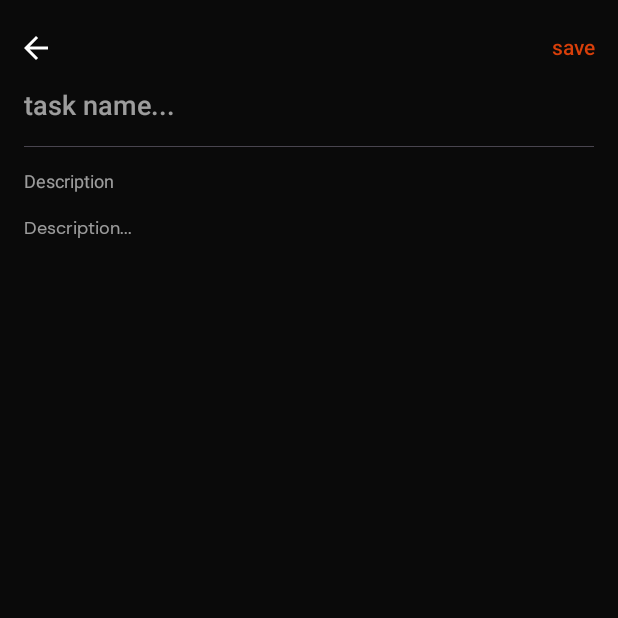
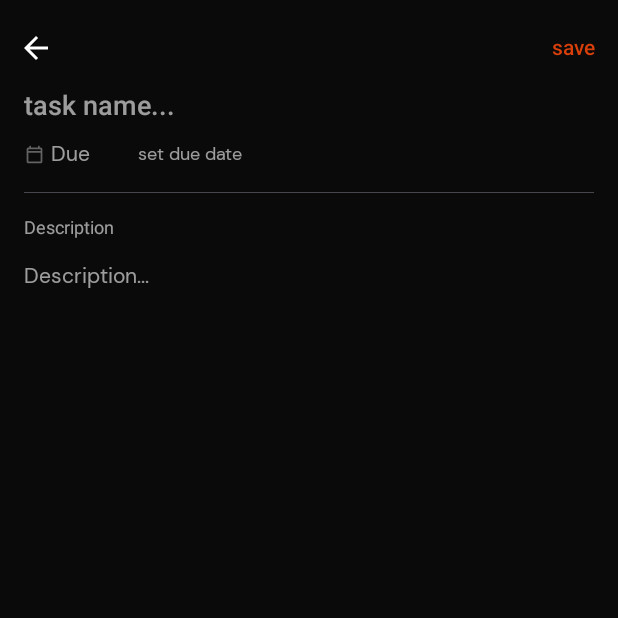
Before and after one commit to guiBrisson/tarefas-app, an Android app built with Jetpack Compose: the composable TaskRoute shown on its own in the app's theme, after a tap on "save", on a phone screen of 412 x 824 dp, the top half of it. Run offline under Robolectric (Android 15) with nearby library versions, the phone set to English and light mode, and no system bars; our stand-ins replace Dagger/Hilt's generated code, Room's generated code; 3 statements that could not run were skipped.

Commit message:
Due date task field (#1)
* Creating task field component

* Adding date time picker, and time in millis task field

* Changing 3rd party library for material 3 new date picker

* Removing time field, and updating DatePicker colors

```diff
--- a/app/src/main/java/me/brisson/tarefas/data/database/model/TaskEntity.kt
+++ b/app/src/main/java/me/brisson/tarefas/data/database/model/TaskEntity.kt
@@ -9,11 +9,13 @@ data class TaskEntity(
     @PrimaryKey
     val id: String,
     val name: String,
+    val dateTimeMillis: Long?,
     val description: String?,
 )
 
 fun TaskEntity.asExternalModel() = Task(
     id = id,
     name = name,
+    dateTimeMillis = dateTimeMillis,
     description = description
 )
--- a/app/src/main/java/me/brisson/tarefas/data/repository/TaskRepositoryImpl.kt
+++ b/app/src/main/java/me/brisson/tarefas/data/repository/TaskRepositoryImpl.kt
@@ -31,6 +31,7 @@ class TaskRepositoryImpl @Inject constructor(
     private fun Task.asEntity() = TaskEntity(
         id = id,
         name = name,
+        dateTimeMillis = dateTimeMillis,
         description = description
     )
 }
--- a/app/src/main/java/me/brisson/tarefas/domain/model/Task.kt
+++ b/app/src/main/java/me/brisson/tarefas/domain/model/Task.kt
@@ -5,12 +5,14 @@ import java.util.UUID
 data class Task(
     val id: String,
     var name: String,
+    var dateTimeMillis: Long?,
     var description: String?
 ) {
     companion object {
         fun new() = Task(
             id = UUID.randomUUID().toString(),
             name = "",
+            dateTimeMillis = null,
             description = null
         )
     }
--- /dev/null
+++ b/app/src/main/java/me/brisson/tarefas/domain/utils/TaskDateHandler.kt
@@ -0,0 +1,22 @@
+package me.brisson.tarefas.domain.utils
+
+import android.content.Context
+import java.text.SimpleDateFormat
+import java.util.Date
+
+
+class TaskDateHandler(
+    context: Context,
+    private val dateInMillis: Long?,
+) {
+    private val currentLocale = context.resources.configuration.locales[0]
+
+    fun formattedDateAndTime(): String? {
+        dateInMillis?.let {
+            val date = Date(it)
+            return SimpleDateFormat("dd, MMMM", currentLocale).format(date)
+        }
+        return null
+    }
+
+}
--- a/app/src/main/java/me/brisson/tarefas/presentation/design_system/theme/Type.kt
+++ b/app/src/main/java/me/brisson/tarefas/presentation/design_system/theme/Type.kt
@@ -27,12 +27,12 @@ val Typography = Typography(
     ),
     bodyMedium = TextStyle(
         fontFamily = DMSans,
-        fontSize = 12.sp,
+        fontSize = 14.sp,
         fontWeight = FontWeight.Normal,
     ),
     bodySmall = TextStyle(
         fontFamily = DMSans,
-        fontSize = 10.sp,
+        fontSize = 12.sp,
         fontWeight = FontWeight.Normal,
     )
 )
--- /dev/null
+++ b/app/src/main/java/me/brisson/tarefas/presentation/screens/task/TaskComponents.kt
@@ -0,0 +1,190 @@
+package me.brisson.tarefas.presentation.screens.task
+
+import androidx.compose.foundation.BorderStroke
+import androidx.compose.foundation.clickable
+import androidx.compose.foundation.interaction.MutableInteractionSource
+import androidx.compose.foundation.layout.Arrangement
+import androidx.compose.foundation.layout.Row
+import androidx.compose.foundation.layout.fillMaxWidth
+import androidx.compose.foundation.layout.size
+import androidx.compose.foundation.shape.RoundedCornerShape
+import androidx.compose.material3.Button
+import androidx.compose.material3.ButtonDefaults
+import androidx.compose.material3.DatePicker
+import androidx.compose.material3.DatePickerDefaults
+import androidx.compose.material3.DatePickerDialog
+import androidx.compose.material3.ExperimentalMaterial3Api
+import androidx.compose.material3.Icon
+import androidx.compose.material3.MaterialTheme
+import androidx.compose.material3.OutlinedButton
+import androidx.compose.material3.Text
+import androidx.compose.material3.rememberDatePickerState
+import androidx.compose.runtime.Composable
+import androidx.compose.runtime.getValue
+import androidx.compose.runtime.mutableStateOf
+import androidx.compose.runtime.remember
+import androidx.compose.runtime.setValue
+import androidx.compose.ui.Alignment
+import androidx.compose.ui.Modifier
+import androidx.compose.ui.graphics.Color
+import androidx.compose.ui.platform.LocalContext
+import androidx.compose.ui.res.painterResource
+import androidx.compose.ui.tooling.preview.Preview
+import androidx.compose.ui.unit.dp
+import me.brisson.tarefas.R
+import me.brisson.tarefas.domain.utils.TaskDateHandler
+import me.brisson.tarefas.presentation.design_system.theme.TarefasTheme
+
+
+@Composable
+fun TaskFields(
+    modifier: Modifier = Modifier,
+    dateTimeMillis: Long?,
+    onDateChanged: (timeMillis: Long) -> Unit,
+) {
+    val context = LocalContext.current
+    val dateHandler = TaskDateHandler(context, dateTimeMillis)
+    val formattedDate = dateHandler.formattedDateAndTime()
+    var showDatePicker by remember { mutableStateOf(false) }
+
+    if (showDatePicker) {
+        DialogPickerDate(
+            dateTimeMillis = dateTimeMillis,
+            onDismissRequest = { showDatePicker = false },
+            onDateChanged = onDateChanged
+        )
+    }
+
+    Row(modifier = modifier.fillMaxWidth(), verticalAlignment = Alignment.CenterVertically) {
+        Row(
+            modifier = Modifier.weight(1f),
+            horizontalArrangement = Arrangement.spacedBy(4.dp),
+            verticalAlignment = Alignment.CenterVertically,
+        ) {
+
+            Icon(
+                modifier = Modifier.size(14.dp),
+                painter = painterResource(id = R.drawable.ic_calendar),
+                contentDescription = null,
+                tint = MaterialTheme.colorScheme.onBackground.copy(alpha = 0.6f),
+            )
+
+            Text(
+                text = "Due",
+                style = MaterialTheme.typography.bodyMedium,
+                color = MaterialTheme.colorScheme.onBackground.copy(alpha = 0.6f)
+            )
+        }
+
+        Row(
+            modifier = Modifier
+                .weight(4f)
+                .clickable(
+                    interactionSource = MutableInteractionSource(),
+                    indication = null,
+                    onClick = { showDatePicker = true }
+                ),
+            horizontalArrangement = Arrangement.spacedBy(4.dp),
+            verticalAlignment = Alignment.CenterVertically,
+        ) {
+            if (formattedDate.isNullOrEmpty()) {
+                Text(
+                    text = "set due date",
+                    color = MaterialTheme.colorScheme.onBackground.copy(alpha = 0.6f),
+                    style = MaterialTheme.typography.bodySmall,
+                )
+            } else {
+                Text(
+                    text = formattedDate,
+                    style = MaterialTheme.typography.bodyMedium,
+                    color = MaterialTheme.colorScheme.onBackground,
+                )
+            }
+        }
+
+    }
+}
+
+
+@OptIn(ExperimentalMaterial3Api::class)
+@Composable
+private fun DialogPickerDate(
+    dateTimeMillis: Long? = null,
+    onDismissRequest: () -> Unit,
+    onDateChanged: (timeMillis: Long) -> Unit,
+) {
+    val datePickerState = rememberDatePickerState(initialSelectedDateMillis = dateTimeMillis)
+
+    val colors = DatePickerDefaults.colors(
+        containerColor = Color(0xFF141414),
+        titleContentColor = MaterialTheme.colorScheme.onSurface,
+        headlineContentColor = MaterialTheme.colorScheme.onSurface,
+        weekdayContentColor = MaterialTheme.colorScheme.onSurface.copy(alpha = 0.8f),
+        selectedDayContainerColor = MaterialTheme.colorScheme.primary,
+        selectedDayContentColor = MaterialTheme.colorScheme.onSurface,
+        subheadContentColor = MaterialTheme.colorScheme.onSurface,
+        dayInSelectionRangeContentColor = MaterialTheme.colorScheme.onSurface,
+        dayInSelectionRangeContainerColor = MaterialTheme.colorScheme.onSurface,
+        yearContentColor = MaterialTheme.colorScheme.onSurface,
+        selectedYearContainerColor = MaterialTheme.colorScheme.primary,
+        selectedYearContentColor = MaterialTheme.colorScheme.onSurface,
+
+    )
+
+    DatePickerDialog(
+        shape = RoundedCornerShape(4.dp),
+        onDismissRequest = onDismissRequest,
+        confirmButton = {
+            Button(
+                onClick = {
+                    onDismissRequest()
+                    datePickerState.selectedDateMillis?.let { onDateChanged(it) }
+                },
+                shape = RoundedCornerShape(4.dp),
+                colors = ButtonDefaults.buttonColors(
+                    containerColor = Color(0xFF202020),
+                    contentColor = MaterialTheme.colorScheme.onSurface,
+                ),
+            ) {
+                Text(text = "OK")
+            }
+        },
+        dismissButton = {
+            OutlinedButton(
+                shape = RoundedCornerShape(4.dp),
+                colors = ButtonDefaults.outlinedButtonColors(
+                    contentColor = MaterialTheme.colorScheme.onSurface,
+                ),
+                border = BorderStroke(width = 1.dp, color = Color(0xFF202020)),
+                onClick = onDismissRequest
+            ) {
+                Text("Cancel")
+            }
+        },
+        colors = colors,
+    ) {
+        DatePicker(
+            state = datePickerState,
+            colors = colors,
+        )
+    }
+}
+
+@Preview
+@Composable
+private fun PreviewTaskFields() {
+    TarefasTheme {
+        TaskFields(
+            dateTimeMillis = System.currentTimeMillis(),
+            onDateChanged = { },
+        )
+    }
+}
+
+@Preview
+@Composable
+private fun PreviewDialogPickerDate() {
+    TarefasTheme {
+        DialogPickerDate(onDismissRequest = { }, onDateChanged = { })
+    }
+}
--- a/app/src/main/java/me/brisson/tarefas/presentation/screens/task/TaskScreen.kt
+++ b/app/src/main/java/me/brisson/tarefas/presentation/screens/task/TaskScreen.kt
@@ -62,10 +62,12 @@ internal fun TaskScreen(
     onBackClick: () -> Unit,
 ) {
     var name by remember { mutableStateOf("") }
+    var dateTimeMillis by remember { mutableStateOf<Long?>(null) }
     var description by remember { mutableStateOf("") }
 
     LaunchedEffect(key1 = task) {
         name = task?.name ?: ""
+        dateTimeMillis = task?.dateTimeMillis
         description = task?.description ?: ""
     }
 
@@ -75,7 +77,9 @@ internal fun TaskScreen(
             .background(MaterialTheme.colorScheme.background),
     ) {
         Row(
-            modifier = Modifier.fillMaxWidth().padding(top = 8.dp),
+            modifier = Modifier
+                .fillMaxWidth()
+                .padding(top = 8.dp),
             horizontalArrangement = Arrangement.SpaceBetween
         ) {
             IconButton(onClick = onBackClick) {
@@ -88,10 +92,11 @@ internal fun TaskScreen(
 
             if (showSaveButton) {
                 TextButton(onClick = {
-                    val modifiedTask = task?.copy(
+                    val modifiedTask = (task ?: Task.new()).copy(
                         name = name,
-                        description = description
-                    ) ?: Task.new()
+                        dateTimeMillis = dateTimeMillis,
+                        description = description,
+                    )
 
                     saveTask(modifiedTask)
                 }) {
@@ -126,6 +131,12 @@ internal fun TaskScreen(
                     }
                 }
             },
+        )
+
+        TaskFields(
+            modifier = Modifier.padding(top = 12.dp, start = 16.dp, end = 16.dp),
+            dateTimeMillis = dateTimeMillis,
+            onDateChanged = { dateTimeMillis = it }
         )
 
         Divider(modifier = Modifier.padding(16.dp), thickness = 0.4.dp)
@@ -167,7 +178,8 @@ internal fun TaskScreen(
 private fun PreviewTaskScreen() {
     val task = Task(
         id = "",
-        name = "piru",
+        name = "Lorem ipsum",
+        dateTimeMillis = System.currentTimeMillis(),
         description = "Lorem ipsum dolor sit amet, consectetur adipiscing elit, sed do eiusmod tempor incididunt ut labore et dolore magna aliqua. Ut enim ad minim veniam, quis nostrud exercitation ullamco laboris nisi ut aliquip ex ea commodo consequat."
     )
 
--- /dev/null
+++ b/app/src/main/res/drawable/ic_calendar.xml
@@ -0,0 +1,4 @@
+<vector android:height="24dp" android:viewportHeight="14"
+    android:viewportWidth="14" android:width="24dp" xmlns:android="http://schemas.android.com/apk/res/android">
+    <path android:fillAlpha="0.6" android:fillColor="#ffffff" android:pathData="M2.917,12.833C2.596,12.833 2.321,12.719 2.092,12.49C1.864,12.262 1.75,11.987 1.75,11.667V3.5C1.75,3.179 1.864,2.904 2.093,2.676C2.322,2.447 2.596,2.333 2.917,2.333H3.5V1.75C3.5,1.585 3.556,1.446 3.668,1.334C3.78,1.222 3.918,1.166 4.083,1.167C4.249,1.167 4.387,1.223 4.499,1.335C4.611,1.447 4.667,1.585 4.667,1.75V2.333H9.333V1.75C9.333,1.585 9.389,1.446 9.501,1.334C9.613,1.222 9.752,1.166 9.917,1.167C10.082,1.167 10.221,1.223 10.333,1.335C10.445,1.447 10.5,1.585 10.5,1.75V2.333H11.083C11.404,2.333 11.679,2.448 11.908,2.676C12.136,2.905 12.25,3.18 12.25,3.5V11.667C12.25,11.988 12.136,12.262 11.907,12.491C11.678,12.719 11.404,12.834 11.083,12.833H2.917ZM2.917,11.667H11.083V5.833H2.917V11.667ZM2.917,4.667H11.083V3.5H2.917V4.667Z"/>
+</vector>
```
Also changed, not shown: app/build.gradle (+7 -1 lines), build.gradle (line endings or trailing spaces).
